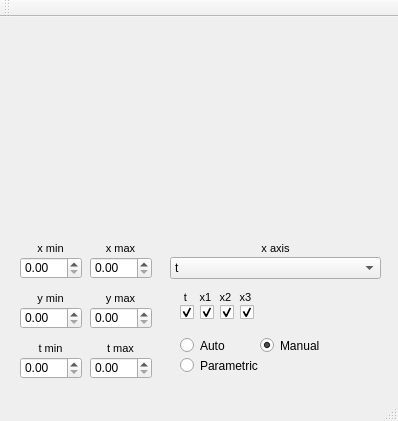
Above: mainwindow.ui from MASA-Dearborn/GUI2018-19 before the change. Below: the same form after it.
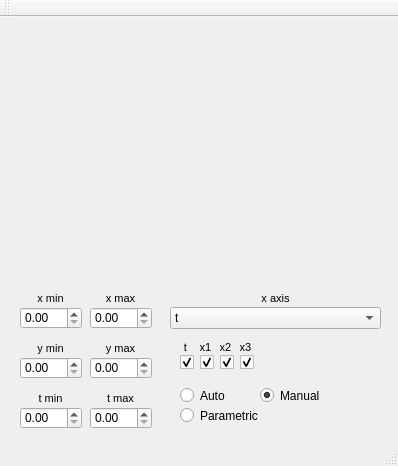
That is the form after the change. Custom widgets are drawn as their Qt base class.

Commit message: Updated the legend to be on the bottom of the graph instead of in the upper right corner

Patch:
```diff
--- a/mainwindow.ui
+++ b/mainwindow.ui
@@ -7,7 +7,7 @@
     <x>0</x>
     <y>0</y>
     <width>398</width>
-    <height>421</height>
+    <height>466</height>
    </rect>
   </property>
   <property name="windowTitle">
@@ -20,7 +20,7 @@
       <x>20</x>
       <y>10</y>
       <width>361</width>
-      <height>201</height>
+      <height>251</height>
      </rect>
     </property>
    </widget>
@@ -28,7 +28,7 @@
     <property name="geometry">
      <rect>
       <x>90</x>
-      <y>240</y>
+      <y>290</y>
       <width>62</width>
       <height>22</height>
      </rect>
@@ -38,7 +38,7 @@
     <property name="geometry">
      <rect>
       <x>20</x>
-      <y>240</y>
+      <y>290</y>
       <width>62</width>
       <height>22</height>
      </rect>
@@ -48,7 +48,7 @@
     <property name="geometry">
      <rect>
       <x>20</x>
-      <y>290</y>
+      <y>340</y>
       <width>62</width>
       <height>22</height>
      </rect>
@@ -58,7 +58,7 @@
     <property name="geometry">
      <rect>
       <x>90</x>
-      <y>290</y>
+      <y>340</y>
       <width>62</width>
       <height>22</height>
      </rect>
@@ -68,7 +68,7 @@
     <property name="geometry">
      <rect>
       <x>170</x>
-      <y>240</y>
+      <y>290</y>
       <width>211</width>
       <height>22</height>
      </rect>
@@ -98,7 +98,7 @@
     <property name="geometry">
      <rect>
       <x>170</x>
-      <y>310</y>
+      <y>360</y>
       <width>211</width>
       <height>61</height>
      </rect>
@@ -159,7 +159,7 @@
     <property name="geometry">
      <rect>
       <x>20</x>
-      <y>340</y>
+      <y>390</y>
       <width>62</width>
       <height>22</height>
      </rect>
@@ -169,7 +169,7 @@
     <property name="geometry">
      <rect>
       <x>90</x>
-      <y>340</y>
+      <y>390</y>
       <width>62</width>
       <height>22</height>
      </rect>
@@ -182,7 +182,7 @@
     <property name="geometry">
      <rect>
       <x>20</x>
-      <y>220</y>
+      <y>270</y>
       <width>61</width>
       <height>31</height>
      </rect>
@@ -217,7 +217,7 @@
     <property name="geometry">
      <rect>
       <x>90</x>
-      <y>220</y>
+      <y>270</y>
       <width>61</width>
       <height>31</height>
      </rect>
@@ -246,7 +246,7 @@
     <property name="geometry">
      <rect>
       <x>20</x>
-      <y>270</y>
+      <y>320</y>
       <width>61</width>
       <height>31</height>
      </rect>
@@ -275,7 +275,7 @@
     <property name="geometry">
      <rect>
       <x>90</x>
-      <y>270</y>
+      <y>320</y>
       <width>61</width>
       <height>31</height>
      </rect>
@@ -304,7 +304,7 @@
     <property name="geometry">
      <rect>
       <x>20</x>
-      <y>320</y>
+      <y>370</y>
       <width>61</width>
       <height>31</height>
      </rect>
@@ -333,7 +333,7 @@
     <property name="geometry">
      <rect>
       <x>90</x>
-      <y>320</y>
+      <y>370</y>
       <width>61</width>
       <height>31</height>
      </rect>
@@ -362,7 +362,7 @@
     <property name="geometry">
      <rect>
       <x>170</x>
-      <y>220</y>
+      <y>270</y>
       <width>211</width>
       <height>31</height>
      </rect>
@@ -388,7 +388,7 @@
     <property name="geometry">
      <rect>
       <x>170</x>
-      <y>270</y>
+      <y>320</y>
       <width>101</width>
       <height>41</height>
      </rect>
```
The commit also changes 1 other file.
